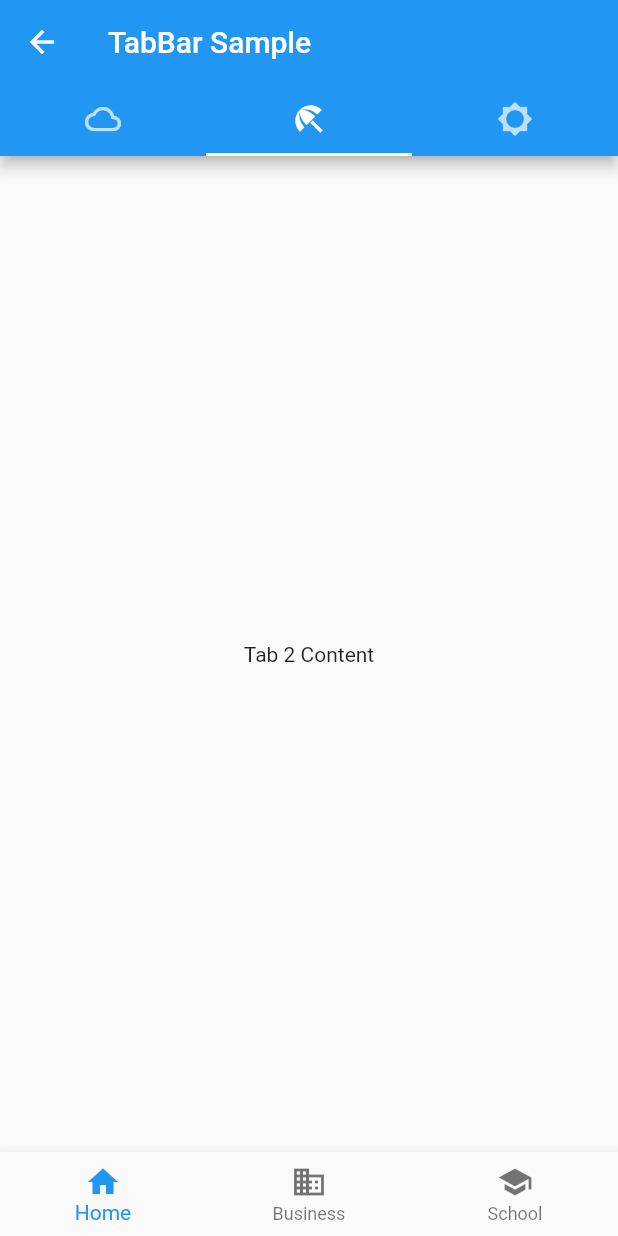
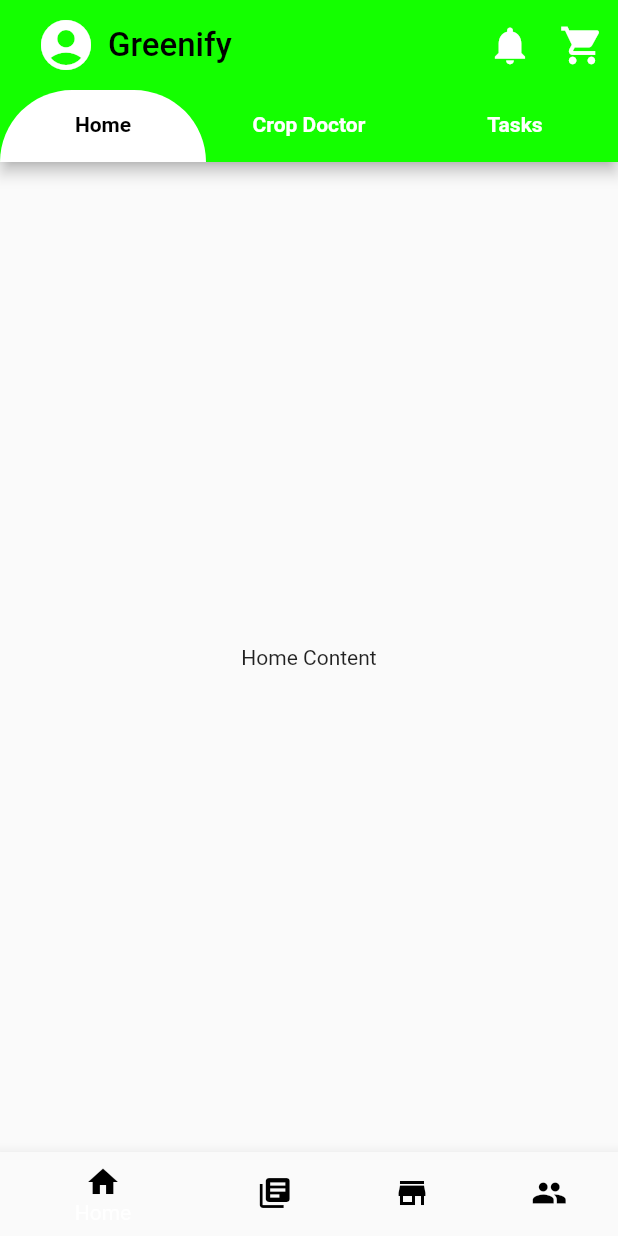
Before and after one commit to Naval1704/Greenify, a Flutter app: the LobbyPage screen opened directly, on a phone screen of 412 x 824 dp. Run offline on Flutter 3.47's test engine with Material 2 defaults, Android fonts, the phone set to English and light mode, and no system bars; our stand-ins replace image_picker; missing offline and left inert: amplify_auth_cognito, amplify_authenticator, amplify_flutter.

Commit message:
made changes on the lobby_page layout changed completely

```diff
--- a/lib/lobby_page.dart
+++ b/lib/lobby_page.dart
@@ -1,7 +1,4 @@
 import 'package:flutter/material.dart';
-import 'package:amplify_auth_cognito/amplify_auth_cognito.dart';
-import 'package:amplify_flutter/amplify_flutter.dart';
-import 'farmer_page.dart';
 
 class LobbyPage extends StatefulWidget {
   const LobbyPage({Key? key}) : super(key: key);
@@ -12,23 +9,93 @@ class LobbyPage extends StatefulWidget {
 
 class _LobbyPageState extends State<LobbyPage> {
   int currentPageIndex = 0;
-
-  Future<void> _handleSignout(BuildContext context) async {
-    try {
-      await Amplify.Auth.signOut(); // Sign the user out from all devices
-      Navigator.of(context).pushReplacement(
-        MaterialPageRoute(builder: (context) => FarmerPage()),
-      );
-    } on AuthException catch (e) {
-      print("Error signing out: ${e.message}");
-      // Handle error, show a message, or navigate to an error screen if needed
-    }
-  }
+  final List<Tab> tabs = [
+    Tab(text: 'Home'),
+    Tab(text: 'Crop Doctor'),
+    Tab(text: 'Tasks'),
+  ];
 
   @override
   Widget build(BuildContext context) {
-    return Scaffold(
-
+    return DefaultTabController(
+      length: tabs.length,
+      child: Scaffold(
+        appBar: AppBar(
+          toolbarHeight: 60,
+          automaticallyImplyLeading: false,
+          flexibleSpace: Container(
+            decoration: BoxDecoration(
+              gradient: LinearGradient(
+                colors: [
+                  Color(0xFF1EFF34),
+                  Color(0xFF47FF4B),
+                  Color(0xFF14FF00),
+                ],
+                begin: Alignment.topCenter,
+                end: Alignment.topCenter,
+              ),
+            ),
+          ),
+          title: Row(
+            children: [
+              IconButton(
+                iconSize: 40,
+                icon: const Icon(Icons.account_circle),
+                onPressed: () {
+                  // Handle Account button press
+                },
+              ),
+              const Text(
+                'Greenify',
+                style: TextStyle(
+                  color: Colors.black,
+                  fontSize: 22,
+                ),
+              ),
+            ],
+          ),
+          actions: <Widget>[
+            IconButton(
+              iconSize: 30,
+              icon: const Icon(Icons.notifications),
+              onPressed: () {
+                // Handle Notification button press
+              },
+            ),
+            IconButton(
+              iconSize: 30,
+              icon: const Icon(Icons.shopping_cart),
+              onPressed: () {
+                // Handle Cart button press
+              },
+            ),
+          ],
+          bottom: TabBar(
+            tabs: tabs,
+            labelColor: Colors.black,
+            unselectedLabelColor: Colors.white,
+            labelStyle: const TextStyle(fontWeight: FontWeight.bold),
+            indicator: const BoxDecoration(
+              color: Colors.white,
+              borderRadius: BorderRadius.only(
+                topLeft: Radius.circular(50),
+                topRight: Radius.circular(50),
+              ),
+            ),
+            onTap: (int index) {
+              setState(() {
+                currentPageIndex = index;
+              });
+            },
+          ),
+        ),
+        body: const TabBarView(
+          children: <Widget>[
+            Center(child: Text('Home Content')),
+            Center(child: Text('Crop Doctor Content')),
+            Center(child: Text('Tasks Content')),
+          ],
+        ),
         bottomNavigationBar: BottomNavigationBar(
           currentIndex: currentPageIndex,
           onTap: (int index) {
@@ -38,54 +105,34 @@ class _LobbyPageState extends State<LobbyPage> {
           },
           items: const <BottomNavigationBarItem>[
             BottomNavigationBarItem(
-            icon: Icon(Icons.home),
+              icon: Icon(
+                Icons.home,
+                color: Colors.black,
+              ),
               label: 'Home',
             ),
             BottomNavigationBarItem(
-            icon: Icon(Icons.business),
-            label: 'Business',
+              icon: Icon(
+                Icons.library_books,
+                color: Colors.black,
+              ),
+              label: 'News',
             ),
             BottomNavigationBarItem(
-            icon: Icon(Icons.school),
-            label: 'School',
+              icon: Icon(
+                Icons.store,
+                color: Colors.black,
+              ),
+              label: 'Store',
+            ),
+            BottomNavigationBarItem(
+              icon: Icon(
+                Icons.people,
+                color: Colors.black,
+              ),
+              label: 'Community',
             ),
           ],
-      ),
-      body: DefaultTabController(
-        initialIndex: 1,
-        length: 3,
-        child: Scaffold(
-          appBar: AppBar(
-            title: const Text('TabBar Sample'),
-            bottom: TabBar(
-              tabs: <Widget>[
-                Tab(
-                  icon: Icon(Icons.cloud_outlined),
-                ),
-                Tab(
-                  icon: Icon(Icons.beach_access_sharp),
-                ),
-                Tab(
-                  icon: Icon(Icons.brightness_5_sharp),
-                ),
-              ],
-            ),
-          ),
-          body: TabBarView(
-            children: <Widget>[
-              // Add your tab content here
-              // For example:
-              Center(
-                child: Text('Tab 1 Content'),
-              ),
-              Center(
-                child: Text('Tab 2 Content'),
-              ),
-              Center(
-                child: Text('Tab 3 Content'),
-              ),
-            ],
-          ),
         ),
       ),
     );
```
Also changed, not shown: 1 other file. Lines whose indentation alone changed are shown as unchanged.
